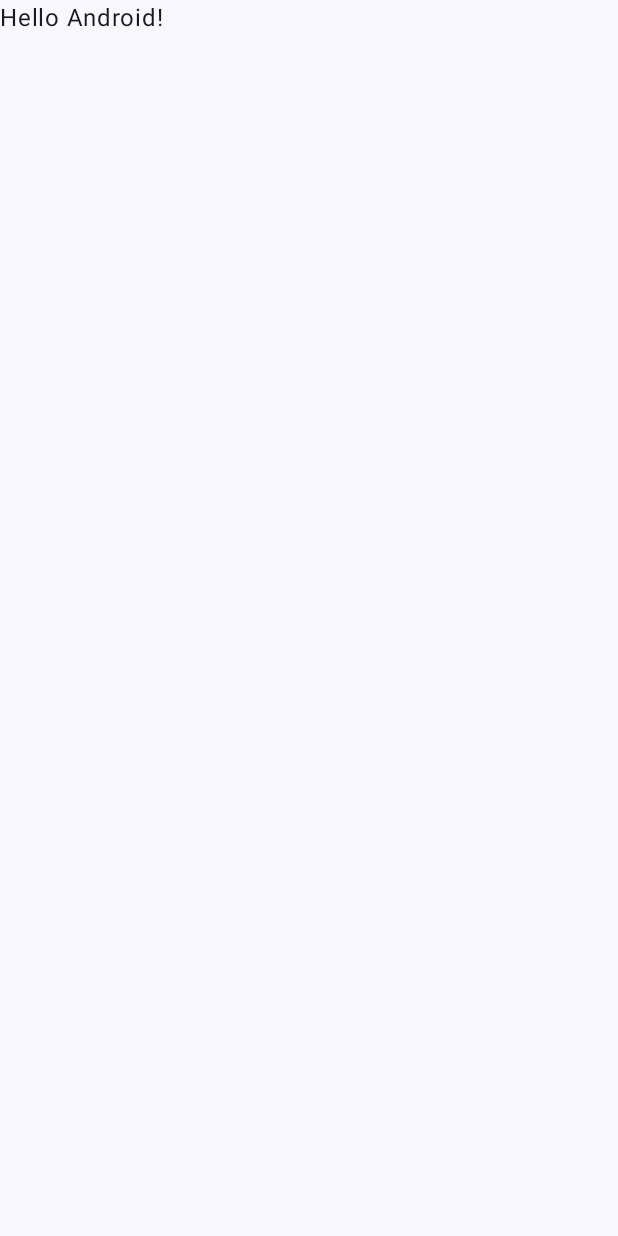
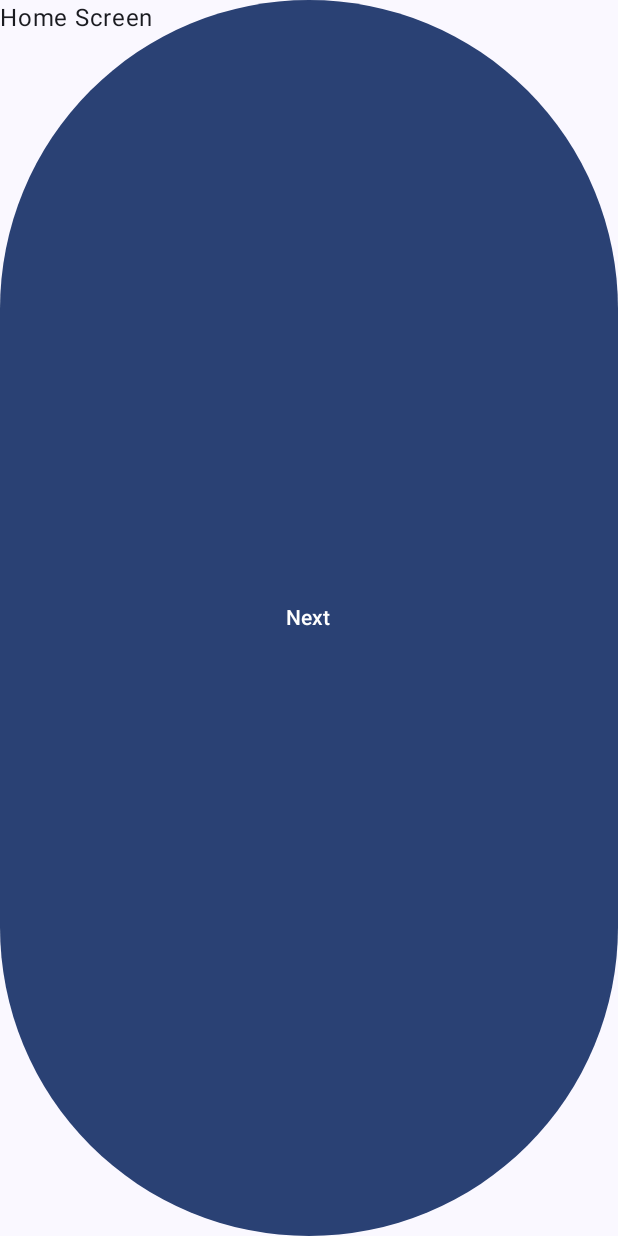
Before and after one commit to anhtp22it/job-finder-android, an Android app built with Jetpack Compose: the screen it shows after launch (MainActivity), on a phone screen of 412 x 824 dp. Before the commit the screen is almost empty. Run offline under Robolectric (Android 15) with nearby library versions, the light colour scheme and no system bars.

Commit message:
setting navigation

```diff
--- a/app/build.gradle.kts
+++ b/app/build.gradle.kts
@@ -66,4 +66,7 @@ dependencies {
     androidTestImplementation("androidx.compose.ui:ui-test-junit4")
     debugImplementation("androidx.compose.ui:ui-tooling")
     debugImplementation("androidx.compose.ui:ui-test-manifest")
+
+    // Navigation
+    implementation("androidx.navigation:navigation-compose:2.7.4")
 }
--- a/app/src/main/java/com/tpanh/jobfinder/MainActivity.kt
+++ b/app/src/main/java/com/tpanh/jobfinder/MainActivity.kt
@@ -10,6 +10,7 @@ import androidx.compose.material3.Text
 import androidx.compose.runtime.Composable
 import androidx.compose.ui.Modifier
 import androidx.compose.ui.tooling.preview.Preview
+import com.tpanh.jobfinder.navigation.JobFinderNavigation
 import com.tpanh.jobfinder.ui.theme.JobFinderTheme
 
 class MainActivity : ComponentActivity() {
@@ -22,25 +23,9 @@ class MainActivity : ComponentActivity() {
                     modifier = Modifier.fillMaxSize(),
                     color = MaterialTheme.colorScheme.background
                 ) {
-                    Greeting("Android")
+                    JobFinderNavigation()
                 }
             }
         }
     }
 }
-
-@Composable
-fun Greeting(name: String, modifier: Modifier = Modifier) {
-    Text(
-        text = "Hello $name!",
-        modifier = modifier
-    )
-}
-
-@Preview(showBackground = true)
-@Composable
-fun GreetingPreview() {
-    JobFinderTheme {
-        Greeting("Android")
-    }
-}
--- /dev/null
+++ b/app/src/main/java/com/tpanh/jobfinder/navigation/JobFinderNavigation.kt
@@ -0,0 +1,27 @@
+package com.tpanh.jobfinder.navigation
+
+import androidx.compose.runtime.Composable
+import androidx.navigation.NavHostController
+import androidx.navigation.compose.NavHost
+import androidx.navigation.compose.composable
+import androidx.navigation.compose.rememberNavController
+import com.tpanh.jobfinder.sreens.HomeScreen
+import com.tpanh.jobfinder.sreens.OnBoardingScreen
+
+@Composable
+fun JobFinderNavigation(
+    navController: NavHostController = rememberNavController()
+) {
+    NavHost(navController = navController, startDestination = JobFinderScreen.Home.name) {
+        composable(JobFinderScreen.Home.name) {
+            HomeScreen(
+                onNavigateToOnBoarding = {
+                    navController.navigate(JobFinderScreen.OnBoarding.name)
+                }
+            )
+        }
+        composable(JobFinderScreen.OnBoarding.name) {
+            OnBoardingScreen()
+        }
+    }
+}
--- /dev/null
+++ b/app/src/main/java/com/tpanh/jobfinder/sreens/HomeScreen.kt
@@ -0,0 +1,22 @@
+package com.tpanh.jobfinder.sreens
+
+import androidx.compose.material3.Button
+import androidx.compose.material3.Text
+import androidx.compose.runtime.Composable
+import androidx.compose.ui.tooling.preview.Preview
+
+@Composable
+fun HomeScreen(
+    onNavigateToOnBoarding: () -> Unit = {}
+) {
+    Text(text = "Home Screen")
+    Button(onClick = { onNavigateToOnBoarding() }) {
+        Text(text = "Next")
+    }
+}
+
+@Preview
+@Composable
+fun HomeScreenPreview() {
+    HomeScreen()
+}
```
Also changed, not shown: app/src/main/java/com/tpanh/jobfinder/navigation/JobFinderScreen.kt (added, +9 -0 lines), app/src/main/java/com/tpanh/jobfinder/sreens/OnBoardingScreen.kt (added, +16 -0 lines).
